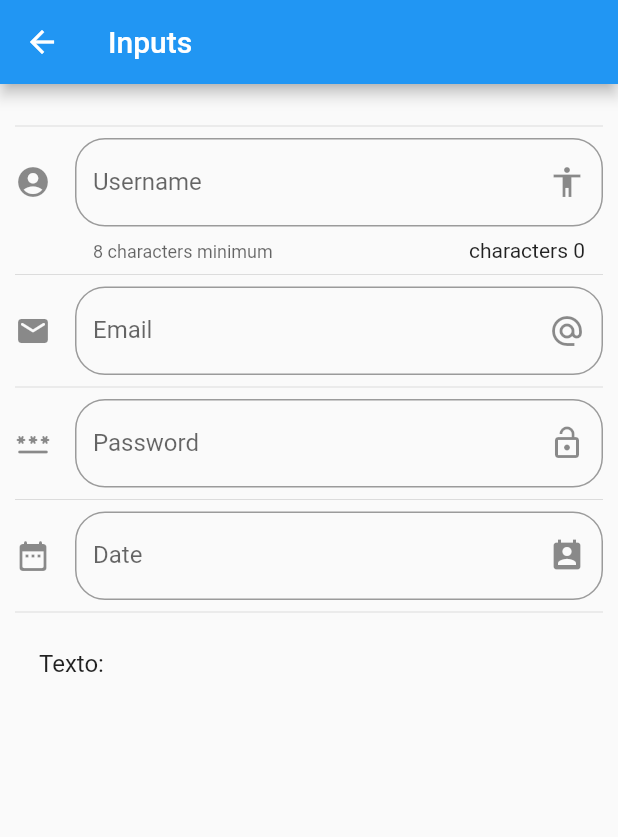
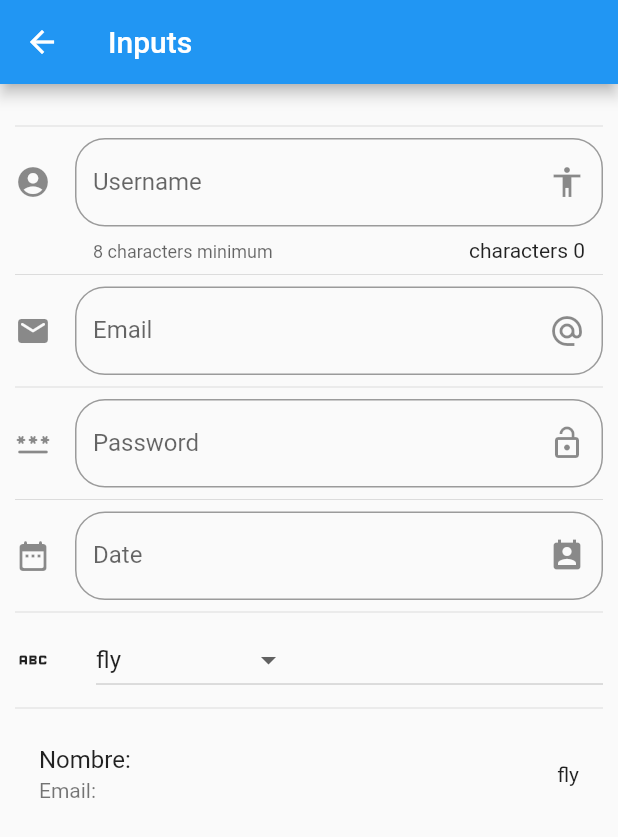
Before and after one commit to SPablo2191/LaboratoryOfComponents, a Flutter app: the InputPage screen opened by its route, on a phone screen of 412 x 824 dp. Shown: the top 837 px of the screen. Run offline on Flutter 3.47's test engine with Material 2 defaults, Android fonts, the light colour scheme and no system bars.

Commit message:
feat: dropdown added

```diff
--- a/lib/src/pages/input_page.dart
+++ b/lib/src/pages/input_page.dart
@@ -11,6 +11,8 @@ class _InputPageState extends State<InputPage> {
   String _name = '';
   String _email = '';
   String _password = '';
+  String _selectedItem = 'fly';
+  List<String> _powers = ['fly', 'super strength'];
   String _date = '';
   TextEditingController _inputDateFieldController = new TextEditingController();
   @override
@@ -31,7 +33,9 @@ class _InputPageState extends State<InputPage> {
           Divider(),
           _getDate(context),
           Divider(),
-          _getPersona()
+          _getDropDown(),
+          Divider(),
+          _getPersona(),
         ],
       ),
     );
@@ -57,8 +61,9 @@ class _InputPageState extends State<InputPage> {
 
   _getPersona() {
     return ListTile(
-      title: Text('Texto:'),
-      subtitle: Text('$_name'),
+      title: Text('Nombre: $_name'),
+      subtitle: Text('Email: $_email'),
+      trailing: Text(_selectedItem),
     );
   }
 
@@ -122,4 +127,42 @@ class _InputPageState extends State<InputPage> {
       });
     }
   }
+
+  List<DropdownMenuItem<String>>? getDropdownItems() {
+    return _powers.map((power) {
+      return DropdownMenuItem(
+        child: Text(power),
+        value: power,
+      );
+    }).toList();
+    // _powers.forEach((power) => powerList.add(DropdownMenuItem(
+    //       child: Text(power),
+    //       value: power,
+    //     )));
+    // return powerList;
+  }
+
+  _getDropDown() {
+    return Row(
+      children: [
+        Icon(Icons.abc),
+        SizedBox(
+          width: 30,
+        ),
+        Expanded(
+          child: DropdownButton(
+              value: _selectedItem,
+              items: getDropdownItems(),
+              onChanged: (value) {
+                setState(() {
+                  if (value != null) {
+                    _selectedItem = value;
+                  } else {}
+                  ;
+                });
+              }),
+        ),
+      ],
+    );
+  }
 }
```
